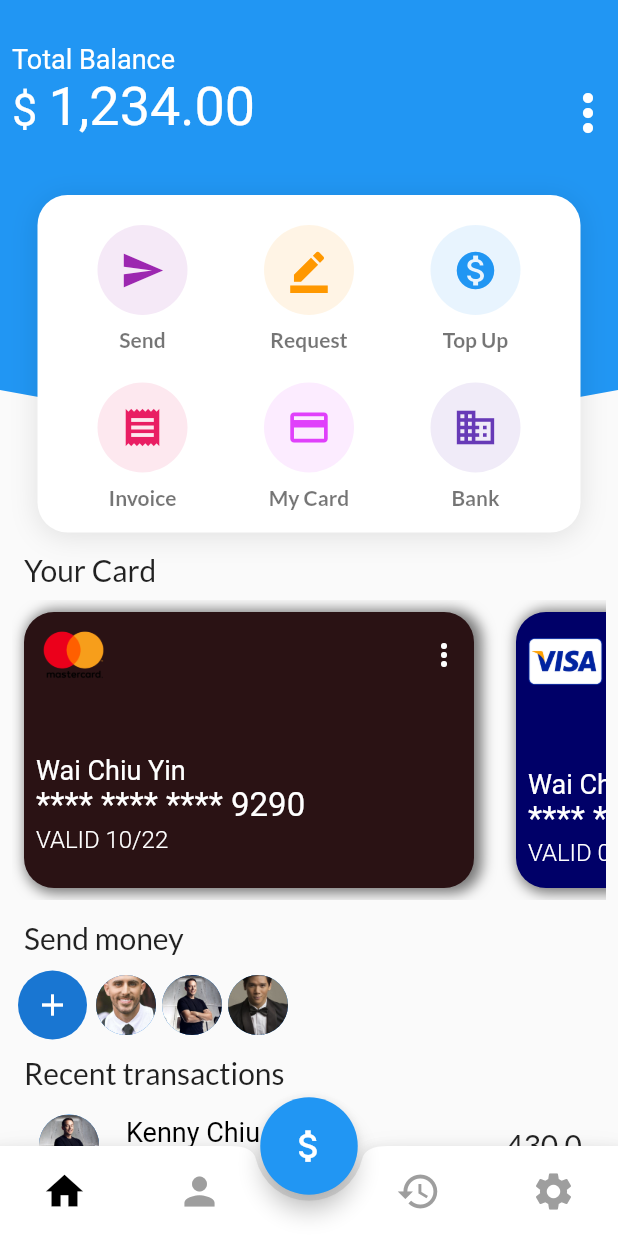
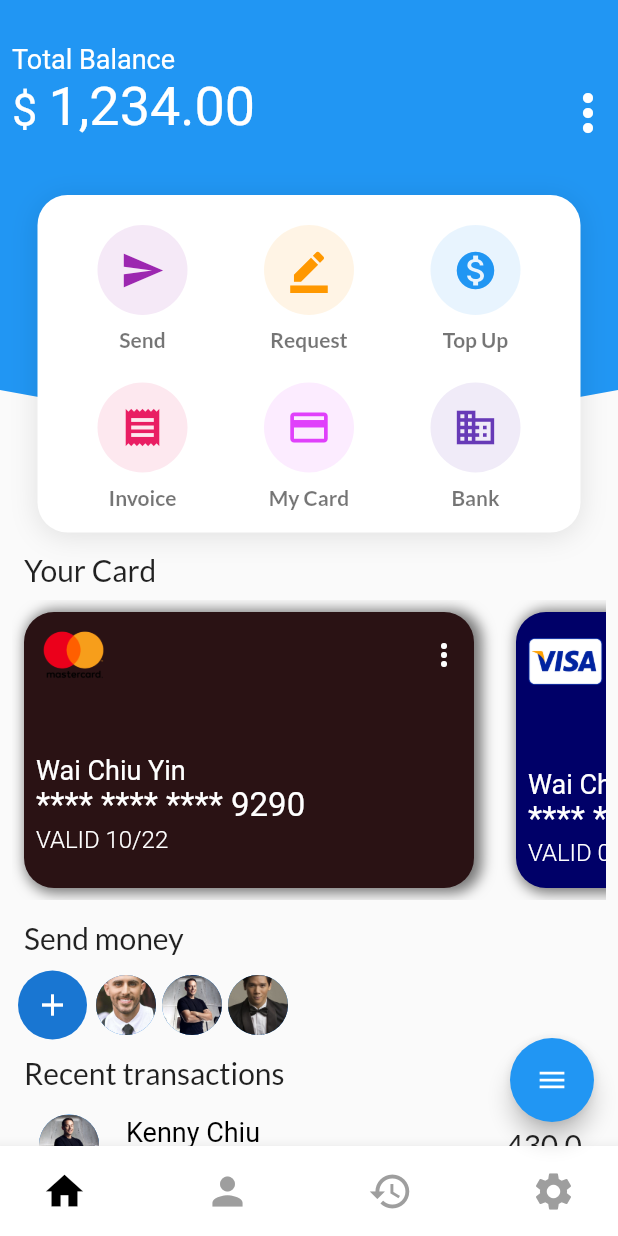
Before and after one commit to chiuywai2/fingerpay, a Flutter app: the HomePage screen opened directly, on a phone screen of 412 x 824 dp. Run offline on Flutter 3.47's test engine with Material 2 defaults, Android fonts, the phone set to English and light mode, and no system bars; our stand-ins replace flutter_svg, google_fonts.

Commit message:
Change the floating Action Button Position

```diff
--- a/lib/src/screen/home.dart
+++ b/lib/src/screen/home.dart
@@ -1,9 +1,10 @@
 import 'package:flutter/material.dart';
 import 'package:fingerpay/src/screen/dashboard.dart';
-import 'package:fingerpay/src/screen/pay.dart';
 import 'package:fingerpay/src/screen/history.dart';
 import 'package:fingerpay/src/screen/account.dart';
 import 'package:fingerpay/src/screen/setting.dart';
+import 'package:fingerpay/src/widget/fab_menuItem.dart';
+import 'package:fingerpay/src/widget/fab_menu.dart';
 
 class HomePage extends StatefulWidget {
   HomePage({Key key}) : super(key: key);
@@ -31,18 +32,54 @@ class _HomePageState extends State<HomePage> {
                         onPressed: () => Navigator.of(context).pop(false)),
                   ])),
       child: Scaffold(
-        floatingActionButtonLocation: FloatingActionButtonLocation.centerDocked,
-        floatingActionButton: Container(
-          height: 65.0,
-          width: 65.0,
-          child: FittedBox(
-              child: FloatingActionButton(
-            onPressed: () {},
-            child: Icon(
-              Icons.attach_money,
-              color: Colors.white,
+        floatingActionButtonLocation: FloatingActionButtonLocation.endFloat,
+        floatingActionButton: BoomMenu(
+          animatedIcon: AnimatedIcons.menu_close,
+          animatedIconTheme: IconThemeData(size: 22.0),
+          //child: Icon(Icons.add),
+          onOpen: () => print('OPENING DIAL'),
+          onClose: () => print('DIAL CLOSED'),
+          scrollVisible: true,
+          overlayColor: Colors.black,
+          overlayOpacity: 0.7,
+          children: [
+            MenuItem(
+              child: Icon(Icons.send, color: Colors.white),
+              title: "Send",
+              titleColor: Colors.white,
+              subtitle: "You can send money to anyone",
+              subTitleColor: Colors.white,
+              backgroundColor: Colors.blue,
+              onTap: () => print('FIRST CHILD'),
             ),
-          )),
+            MenuItem(
+              child: Icon(Icons.border_color, color: Colors.black),
+              title: "Request",
+              titleColor: Colors.black,
+              subtitle: "Make a request to receive money",
+              subTitleColor: Colors.black,
+              backgroundColor: Colors.white,
+              onTap: () => print('SECOND CHILD'),
+            ),
+            MenuItem(
+              child: Icon(Icons.monetization_on, color: Colors.white),
+              title: "Top Up",
+              titleColor: Colors.white,
+              subtitle: "Top up money to your account",
+              subTitleColor: Colors.white,
+              backgroundColor: Colors.blue,
+              onTap: () => print('THIRD CHILD'),
+            ),
+            MenuItem(
+              child: Icon(Icons.credit_card, color: Colors.black),
+              title: "My Card",
+              titleColor: Colors.black,
+              subtitle: "You can add a credit card or bank account",
+              subTitleColor: Colors.black,
+              backgroundColor: Colors.white,
+              onTap: () => print('FOURTH CHILD'),
+            )
+          ],
         ),
         bottomNavigationBar: BottomAppBar(
           shape: CircularNotchedRectangle(),
@@ -55,7 +92,7 @@ class _HomePageState extends State<HomePage> {
                 IconButton(
                   color: selectedIdx == 0 ? Colors.black : Colors.grey,
                   iconSize: 30.0,
-                  padding: EdgeInsets.only(left: 28.0),
+                  padding: EdgeInsets.only(left: 28.0, right: 28.0),
                   icon: Icon(Icons.home),
                   onPressed: () {
                     setState(() {
@@ -67,7 +104,7 @@ class _HomePageState extends State<HomePage> {
                 IconButton(
                     color: selectedIdx == 1 ? Colors.black : Colors.grey,
                     iconSize: 30.0,
-                    padding: EdgeInsets.only(right: 28.0),
+                    padding: EdgeInsets.only(left: 28.0, right: 28.0),
                     icon: Icon(Icons.person),
                     onPressed: () {
                       setState(() {
@@ -78,7 +115,7 @@ class _HomePageState extends State<HomePage> {
                 IconButton(
                     color: selectedIdx == 2 ? Colors.black : Colors.grey,
                     iconSize: 30.0,
-                    padding: EdgeInsets.only(left: 28.0),
+                    padding: EdgeInsets.only(left: 28.0, right: 28.0),
                     icon: Icon(Icons.history),
                     onPressed: () {
                       setState(() {
@@ -89,7 +126,7 @@ class _HomePageState extends State<HomePage> {
                 IconButton(
                     color: selectedIdx == 3 ? Colors.black : Colors.grey,
                     iconSize: 30.0,
-                    padding: EdgeInsets.only(right: 28.0),
+                    padding: EdgeInsets.only(left: 28.0, right: 28.0),
                     icon: Icon(Icons.settings),
                     onPressed: () {
                       setState(() {
--- /dev/null
+++ b/lib/src/widget/fab_animatedButton.dart
@@ -0,0 +1,64 @@
+import 'package:flutter/material.dart';
+
+class AnimatedFloatingButton extends StatelessWidget {
+  final bool visible;
+  final VoidCallback callback;
+  final VoidCallback onLongPress;
+  final Widget child;
+  final Color backgroundColor;
+  final Color foregroundColor;
+  final String tooltip;
+  final String heroTag;
+  final double elevation;
+  final ShapeBorder shape;
+  final Curve curve;
+
+  AnimatedFloatingButton({
+    this.visible = true,
+    this.callback,
+    this.child,
+    this.backgroundColor,
+    this.foregroundColor,
+    this.tooltip,
+    this.heroTag,
+    this.elevation = 6.0,
+    this.shape = const CircleBorder(),
+    this.curve = Curves.linear,
+    this.onLongPress,
+  });
+
+  @override
+  Widget build(BuildContext context) {
+    var margin = visible ? 0.0 : 28.0;
+
+    return Container(
+      constraints: BoxConstraints(
+        minHeight: 0.0,
+        minWidth: 0.0,
+      ),
+      width: 56.0,
+      height: 56.0,
+      child: AnimatedContainer(
+        curve: curve,
+        margin: EdgeInsets.all(margin),
+        duration: Duration(milliseconds: 150),
+        width: visible ? 56.0 : 0.0,
+        height: visible ? 56.0 : 0.0,
+        child: GestureDetector(
+          onLongPress: onLongPress,
+          child: FloatingActionButton(
+            child: visible ? child : null,
+            backgroundColor: backgroundColor,
+            foregroundColor: foregroundColor,
+            onPressed: callback,
+            tooltip: tooltip,
+            heroTag: heroTag,
+            elevation: elevation,
+            highlightElevation: elevation,
+            shape: shape,
+          ),
+        ),
+      ),
+    );
+  }
+}
--- /dev/null
+++ b/lib/src/widget/fab_menu.dart
@@ -0,0 +1,289 @@
+import 'package:flutter/material.dart';
+import 'package:fingerpay/src/widget/fab_animatedButton.dart';
+import 'package:fingerpay/src/widget/fab_animatedChild.dart';
+import 'package:fingerpay/src/widget/fab_background.dart';
+import 'package:fingerpay/src/widget/fab_menuItem.dart';
+
+/// Builds the Speed Dial
+class BoomMenu extends StatefulWidget {
+  /// Children buttons, from the lowest to the highest.
+  final List<MenuItem> children;
+
+  /// Used to get the button hidden on scroll. See examples for more info.
+  final bool scrollVisible;
+
+  final Color backgroundColor;
+  final Color foregroundColor;
+  final double elevation;
+  final ShapeBorder fabMenuBorder;
+  final Alignment fabAlignment;
+
+  final double marginLeft;
+  final double marginRight;
+  final double marginBottom;
+
+  final double fabPaddingLeft;
+  final double fabPaddingRight;
+  final double fabPaddingTop;
+
+  /// The color of the background overlay.
+  final Color overlayColor;
+
+  /// The opacity of the background overlay when the dial is open.
+  final double overlayOpacity;
+
+  /// The animated icon to show as the main button child. If this is provided the [child] is ignored.
+  final AnimatedIconData animatedIcon;
+
+  /// The theme for the animated icon.
+  final IconThemeData animatedIconTheme;
+
+  /// The child of the main button, ignored if [animatedIcon] is non [null].
+  final Widget child;
+
+  /// Executed when the dial is opened.
+  final VoidCallback onOpen;
+
+  /// Executed when the dial is closed.
+  final VoidCallback onClose;
+
+  /// Executed when the dial is pressed. If given, the dial only opens on long press!
+  final VoidCallback onPress;
+
+  /// If true user is forced to close dial manually by tapping main button. WARNING: If true, overlay is not rendered.
+  final bool overlayVisible;
+
+  /// The speed of the animation
+  final int animationSpeed;
+
+  final String title;
+  final String subtitle;
+  final Color titleColor;
+  final Color subTitleColor;
+
+  BoomMenu(
+      {this.children = const [],
+      this.scrollVisible = true,
+      this.title,
+      this.subtitle,
+      this.backgroundColor,
+      this.titleColor,
+      this.subTitleColor,
+      this.foregroundColor,
+      this.elevation = 6.0,
+      this.overlayOpacity = 0.8,
+      this.overlayColor = Colors.white,
+      this.animatedIcon,
+      this.animatedIconTheme,
+      this.child,
+      this.marginBottom = 0,
+      this.marginLeft = 16,
+      this.marginRight = 0,
+      this.onOpen,
+      this.onClose,
+      this.overlayVisible = false,
+      this.fabMenuBorder = const CircleBorder(),
+      this.fabAlignment = Alignment.centerRight,
+      this.fabPaddingRight = 0,
+      this.fabPaddingLeft = 0,
+      this.fabPaddingTop = 0,
+      this.onPress,
+      this.animationSpeed = 150});
+
+  @override
+  _BoomMenuState createState() => _BoomMenuState();
+}
+
+class _BoomMenuState extends State<BoomMenu>
+    with SingleTickerProviderStateMixin {
+  AnimationController _controller;
+
+  bool _open = false;
+
+  @override
+  void initState() {
+    super.initState();
+    _controller = AnimationController(
+      duration: _calculateMainControllerDuration(),
+      vsync: this,
+    );
+  }
+
+  Duration _calculateMainControllerDuration() => Duration(
+      milliseconds: widget.animationSpeed +
+          widget.children.length * (widget.animationSpeed / 5).round());
+
+  @override
+  void dispose() {
+    _controller.dispose();
+    super.dispose();
+  }
+
+  void _performAnimation() {
+    if (!mounted) return;
+    if (_open) {
+      _controller.forward();
+    } else {
+      _controller.reverse();
+    }
+  }
+
+  @override
+  void didUpdateWidget(BoomMenu oldWidget) {
+    if (oldWidget.children.length != widget.children.length) {
+      _controller.duration = _calculateMainControllerDuration();
+    }
+
+    super.didUpdateWidget(oldWidget);
+  }
+
+  void _toggleChildren() {
+    var newValue = !_open;
+    setState(() {
+      _open = newValue;
+    });
+    if (newValue && widget.onOpen != null) widget.onOpen();
+    _performAnimation();
+    if (!newValue && widget.onClose != null) widget.onClose();
+  }
+
+  List<Widget> _getChildrenList() {
+    final singleChildrenTween = 1.0 / widget.children.length;
+
+    return widget.children
+        .map((MenuItem child) {
+          int index = widget.children.indexOf(child);
+
+          var childAnimation = Tween(begin: 0.0, end: 62.0).animate(
+            CurvedAnimation(
+              parent: this._controller,
+              curve: Interval(
+                0,
+                singleChildrenTween * (index + 1),
+              ),
+            ),
+          );
+
+          return AnimatedChild(
+              animation: childAnimation,
+              index: index,
+              visible: _open,
+              backgroundColor: child.backgroundColor,
+              elevation: child.elevation,
+              child: child.child,
+              title: child.title,
+              subtitle: child.subtitle,
+              titleColor: child.titleColor,
+              subTitleColor: child.subTitleColor,
+              onTap: child.onTap,
+              toggleChildren: () {
+                if (!widget.overlayVisible) _toggleChildren();
+              });
+        })
+        .toList()
+        .reversed
+        .toList();
+  }
+
+  Widget _renderOverlay() {
+    return Positioned(
+      right: -16.0,
+      bottom: -16.0,
+      top: _open ? 0.0 : null,
+      left: _open ? 0.0 : null,
+      child: GestureDetector(
+        onTap: _toggleChildren,
+        child: BackgroundOverlay(
+          animation: _controller,
+          color: widget.overlayColor,
+          opacity: widget.overlayOpacity,
+        ),
+      ),
+    );
+  }
+
+  Widget _renderButton() {
+    var child = widget.animatedIcon != null
+        ? AnimatedIcon(
+            icon: widget.animatedIcon,
+            progress: _controller,
+            color: widget.animatedIconTheme?.color,
+            size: widget.animatedIconTheme?.size,
+          )
+        : widget.child;
+
+    var fabChildren = _getChildrenList();
+
+    var animatedFloatingButton = AnimatedFloatingButton(
+        visible: widget.scrollVisible,
+        backgroundColor: widget.backgroundColor,
+        foregroundColor: widget.foregroundColor,
+        elevation: widget.elevation,
+        onLongPress: _toggleChildren,
+        callback: (_open || widget.onPress == null)
+            ? _toggleChildren
+            : widget.onPress,
+        child: child,
+        shape: widget.fabMenuBorder);
+
+    return Positioned(
+      left: widget.marginLeft + 16,
+      bottom: widget.marginBottom,
+      right: widget.marginRight,
+      child: Container(
+        alignment: Alignment.bottomCenter,
+        width: MediaQuery.of(context).size.width,
+        height: MediaQuery.of(context).size.height,
+        child: Column(
+          mainAxisAlignment: MainAxisAlignment.end,
+          crossAxisAlignment: CrossAxisAlignment.end,
+          /*children: List.from(fabChildren)
+            ..add(
+              Container(
+                margin: EdgeInsets.only(top: 8.0, right: 2.0),
+                child: animatedFloatingButton,
+              ),
+            ),*/
+          children: <Widget>[
+            SizedBox(height: kToolbarHeight + 40),
+            Visibility(
+              visible: _open,
+              child: Expanded(
+                child: ListView(
+                  children: List.from(fabChildren),
+                  reverse: true,
+                ),
+              ),
+            ),
+            Align(
+              alignment: widget.fabAlignment,
+              child: Container(
+                padding: EdgeInsets.only(
+                  left: widget.fabPaddingLeft,
+                  right: widget.fabPaddingRight,
+                  top: 8.0 + widget.fabPaddingTop,
+                ),
+                child: animatedFloatingButton,
+              ),
+            ),
+          ],
+        ),
+      ),
+    );
+  }
+
+  @override
+  Widget build(BuildContext context) {
+    final children = [
+      !widget.overlayVisible ? _renderOverlay() : Container(),
+      _renderButton(),
+    ];
+
+    return Stack(
+      alignment: Alignment.bottomRight,
+      fit: StackFit.expand,
+      overflow: Overflow.visible,
+      children: children,
+    );
+  }
+}
--- /dev/null
+++ b/lib/src/widget/fab_menuItem.dart
@@ -0,0 +1,23 @@
+import 'package:flutter/material.dart';
+
+/// Provides data for a speed dial child
+class MenuItem {
+  final Widget child;
+  final Color backgroundColor;
+  final double elevation;
+  final VoidCallback onTap;
+  final String title;
+  final String subtitle;
+  final Color titleColor;
+  final Color subTitleColor;
+
+  MenuItem(
+      {this.child,
+      @required this.title,
+      this.subtitle,
+      this.backgroundColor,
+      this.elevation,
+      this.onTap,
+      this.titleColor,
+      this.subTitleColor});
+}
```
Also changed, not shown: lib/src/screen/pay.dart (+2 -8 lines), lib/src/widget/fab_animatedChild.dart (added, +107 -0 lines), lib/src/widget/fab_background.dart (added, +22 -0 lines).
